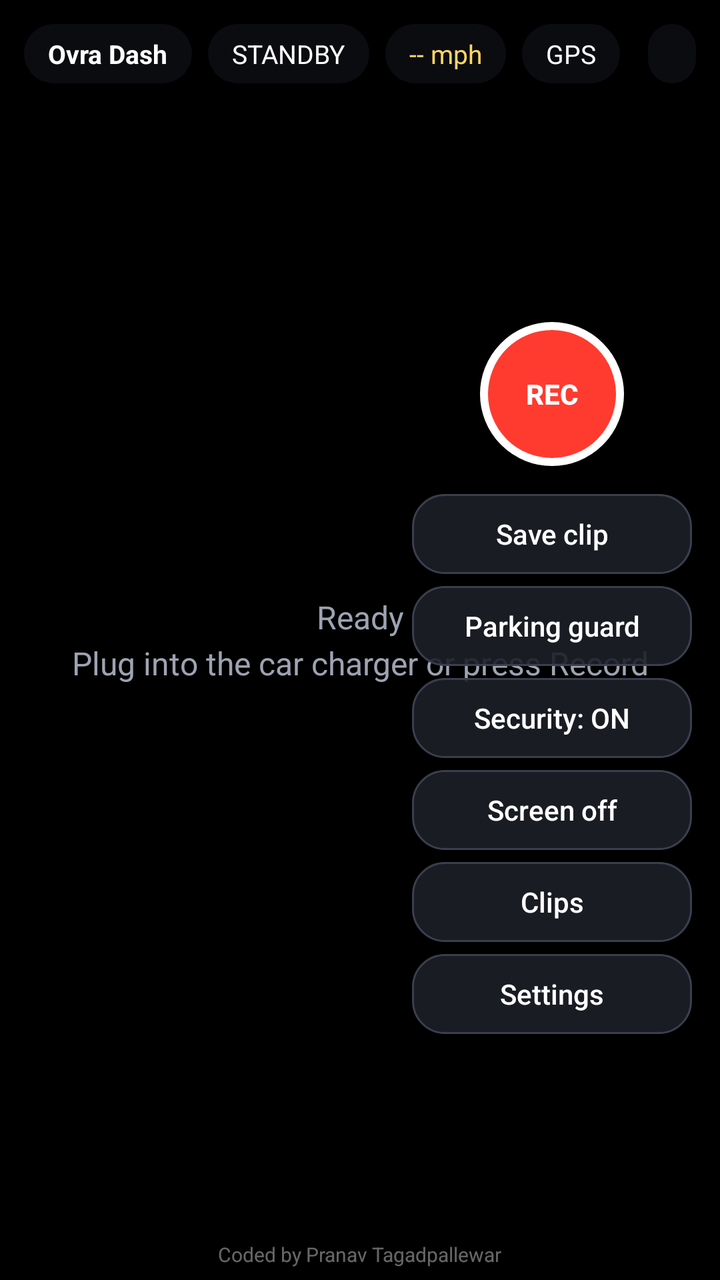
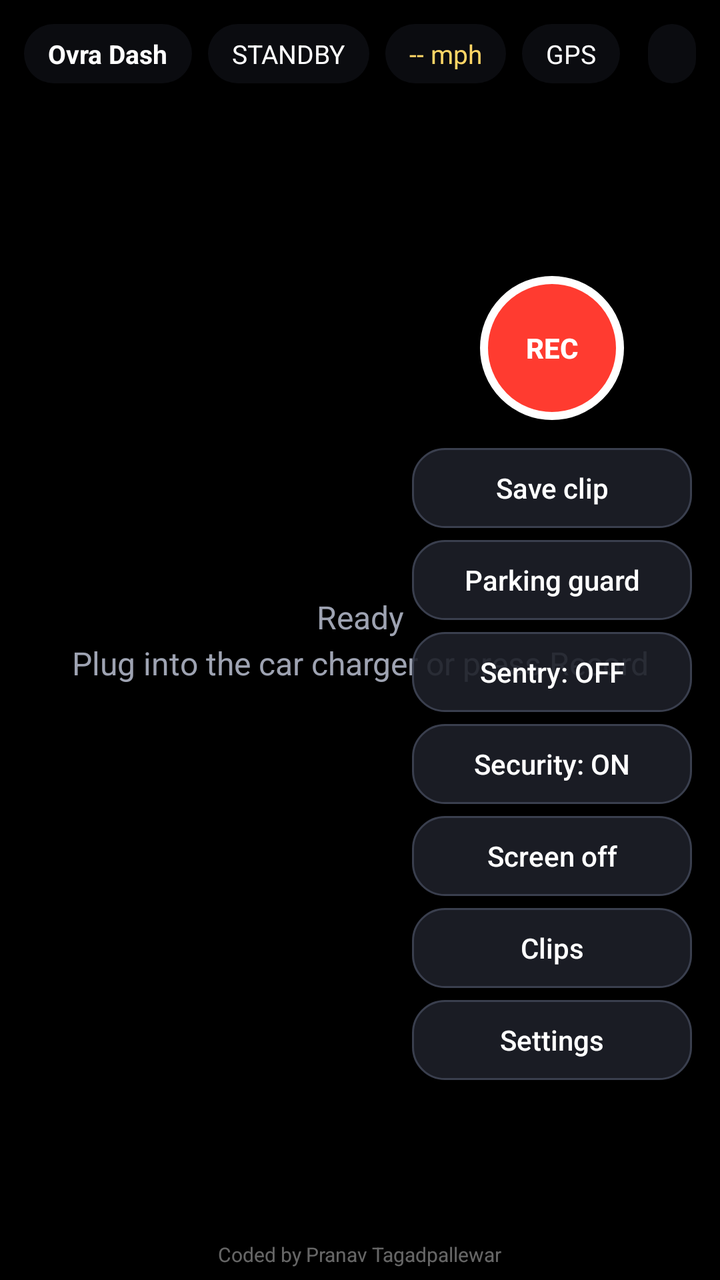

An Android layout rendered at two revisions. The XML below is the earlier revision; the diff shows what the commit changed to produce the second picture.
<!-- AndroidManifest.xml: activity theme Theme.OvraDash -->
<!-- res/layout/activity_main.xml -->
<?xml version="1.0" encoding="utf-8"?>
<FrameLayout xmlns:android="http://schemas.android.com/apk/res/android"
    android:id="@+id/root"
    android:layout_width="match_parent"
    android:layout_height="match_parent"
    android:background="#000000">

    <TextureView
        android:id="@+id/preview"
        android:layout_width="match_parent"
        android:layout_height="match_parent"
        android:layout_gravity="center" />

    <TextView
        android:id="@+id/idleText"
        android:layout_width="wrap_content"
        android:layout_height="wrap_content"
        android:layout_gravity="center"
        android:gravity="center"
        android:lineSpacingExtra="4dp"
        android:text="Ready\nPlug into the car charger or press Record"
        android:textColor="#9EA3B2"
        android:textSize="16sp" />

    
    <LinearLayout
        android:layout_width="match_parent"
        android:layout_height="wrap_content"
        android:layout_gravity="top"
        android:gravity="center_vertical"
        android:orientation="horizontal"
        android:padding="12dp">

        <TextView style="@style/Chip" android:text="Ovra Dash" android:textStyle="bold" />
        <TextView android:id="@+id/modeChip" style="@style/Chip" android:layout_marginStart="8dp" android:text="STANDBY" />
        <TextView android:id="@+id/speedChip" style="@style/Chip" android:layout_marginStart="8dp" android:text="-- mph" android:textColor="#FFD666" />
        <TextView android:id="@+id/gpsChip" style="@style/Chip" android:layout_marginStart="8dp" android:text="GPS" />
        <View android:layout_width="0dp" android:layout_height="1dp" android:layout_weight="1" />
        <TextView android:id="@+id/storageChip" style="@style/Chip" android:text="" />
    </LinearLayout>

    
    <ScrollView
        android:layout_width="wrap_content"
        android:layout_height="match_parent"
        android:layout_gravity="end"
        android:layout_marginTop="50dp"
        android:fillViewport="true"
        android:scrollbars="none">
    <LinearLayout
        android:layout_width="wrap_content"
        android:layout_height="wrap_content"
        android:layout_gravity="center_vertical"
        android:gravity="center"
        android:orientation="vertical"
        android:paddingEnd="14dp"
        android:paddingBottom="12dp">

        <Button
            android:id="@+id/btnRecord"
            android:layout_width="72dp"
            android:layout_height="72dp"
            android:background="@drawable/rec_bg"
            android:text="REC"
            android:textColor="#FFFFFF"
            android:textStyle="bold" />

        <Button android:id="@+id/btnSave" style="@style/SideButton" android:layout_marginTop="14dp" android:text="Save clip" />
        <Button android:id="@+id/btnGuard" style="@style/SideButton" android:text="Parking guard" />
        <Button android:id="@+id/btnSecurity" style="@style/SideButton" android:text="Security: ON" />
        <Button android:id="@+id/btnDark" style="@style/SideButton" android:text="Screen off" />
        <Button android:id="@+id/btnClips" style="@style/SideButton" android:text="Clips" />
        <Button android:id="@+id/btnSettings" style="@style/SideButton" android:text="Settings" />
    </LinearLayout>
    </ScrollView>

    <TextView
        android:id="@+id/messageText"
        style="@style/Chip"
        android:layout_gravity="bottom|start"
        android:layout_margin="12dp"
        android:maxWidth="520dp"
        android:visibility="gone" />

    <TextView
        android:layout_width="wrap_content"
        android:layout_height="wrap_content"
        android:layout_gravity="bottom|center_horizontal"
        android:layout_marginBottom="6dp"
        android:text="Coded by Pranav Tagadpallewar"
        android:textColor="#66FFFFFF"
        android:textSize="10sp" />

    
    <FrameLayout
        android:id="@+id/darkOverlay"
        android:layout_width="match_parent"
        android:layout_height="match_parent"
        android:background="#000000"
        android:clickable="true"
        android:focusable="true"
        android:visibility="gone">

        <View
            android:id="@+id/flashLayer"
            android:layout_width="match_parent"
            android:layout_height="match_parent"
            android:background="#B0FF1A10"
            android:visibility="invisible" />

        <View
            android:id="@+id/statusDot"
            android:layout_width="10dp"
            android:layout_height="10dp"
            android:background="@drawable/rec_dot" />
    </FrameLayout>

    
    <LinearLayout
        android:id="@+id/alertPanel"
        android:layout_width="wrap_content"
        android:layout_height="wrap_content"
        android:layout_gravity="center"
        android:background="@drawable/panel_red"
        android:gravity="center"
        android:minWidth="360dp"
        android:orientation="vertical"
        android:padding="24dp"
        android:visibility="gone">

        <TextView
            android:id="@+id/alertTitle"
            android:layout_width="wrap_content"
            android:layout_height="wrap_content"
            android:textColor="#FFFFFF"
            android:textSize="26sp"
            android:textStyle="bold" />

        <TextView
            android:id="@+id/alertText"
            android:layout_width="wrap_content"
            android:layout_height="wrap_content"
            android:layout_marginTop="6dp"
            android:gravity="center"
            android:textColor="#FFFFFF"
            android:textSize="15sp" />

        <Button
            android:id="@+id/alertButton"
            style="@style/SideButton"
            android:layout_width="wrap_content"
            android:layout_marginTop="16dp"
            android:paddingHorizontal="28dp" />
    </LinearLayout>
</FrameLayout>
<!-- resources referenced by this layout -->
<resources>
  <!-- drawable panel_red (drawable) -->
  <?xml version="1.0" encoding="utf-8"?>
  <shape xmlns:android="http://schemas.android.com/apk/res/android">
      <solid android:color="#EED32F2F" />
      <corners android:radius="20dp" />
  </shape>
  <!-- drawable rec_bg (drawable) -->
  <?xml version="1.0" encoding="utf-8"?>
  <shape xmlns:android="http://schemas.android.com/apk/res/android" android:shape="oval">
      <solid android:color="#FF3B30" />
      <stroke android:width="4dp" android:color="#FFFFFF" />
  </shape>
  <!-- drawable rec_dot (drawable) -->
  <?xml version="1.0" encoding="utf-8"?>
  <shape xmlns:android="http://schemas.android.com/apk/res/android" android:shape="oval">
      <solid android:color="#FFFF3B30" />
  </shape>
  <style name="Chip">
          <item name="android:layout_width">wrap_content</item>
          <item name="android:layout_height">wrap_content</item>
          <item name="android:background">@drawable/chip_bg</item>
          <item name="android:paddingStart">12dp</item>
          <item name="android:paddingEnd">12dp</item>
          <item name="android:paddingTop">6dp</item>
          <item name="android:paddingBottom">6dp</item>
          <item name="android:textColor">#FFFFFF</item>
          <item name="android:textSize">13sp</item>
      </style>
  <style name="SideButton" parent="Widget.AppCompat.Button.Borderless">
          <item name="android:layout_width">140dp</item>
          <item name="android:layout_height">40dp</item>
          <item name="android:layout_marginTop">6dp</item>
          <item name="android:background">@drawable/btn_bg</item>
          <item name="android:textAllCaps">false</item>
          <item name="android:textColor">#FFFFFF</item>
          <item name="android:textSize">14sp</item>
      </style>
  <style name="Theme.OvraDash" parent="Theme.AppCompat.NoActionBar">
          <item name="android:windowBackground">@android:color/black</item>
          <item name="android:statusBarColor">@android:color/black</item>
          <item name="android:navigationBarColor">@android:color/black</item>
          <item name="colorPrimary">#FF5A4E</item>
          <item name="colorAccent">#FF5A4E</item>
      </style>
  <!-- drawable chip_bg (drawable) -->
  <?xml version="1.0" encoding="utf-8"?>
  <shape xmlns:android="http://schemas.android.com/apk/res/android">
      <solid android:color="#B3101218" />
      <corners android:radius="16dp" />
  </shape>
  <!-- drawable btn_bg (drawable) -->
  <?xml version="1.0" encoding="utf-8"?>
  <shape xmlns:android="http://schemas.android.com/apk/res/android">
      <solid android:color="#E61D2029" />
      <stroke android:width="1dp" android:color="#3A3F4E" />
      <corners android:radius="16dp" />
  </shape>
</resources>

<!-- the commit's change to res/layout/activity_main.xml (unified diff, before → after) -->
@@ -67,6 +67,7 @@
 
         <Button android:id="@+id/btnSave" style="@style/SideButton" android:layout_marginTop="14dp" android:text="Save clip" />
         <Button android:id="@+id/btnGuard" style="@style/SideButton" android:text="Parking guard" />
+        <Button android:id="@+id/btnSentry" style="@style/SideButton" android:text="Sentry: OFF" />
         <Button android:id="@+id/btnSecurity" style="@style/SideButton" android:text="Security: ON" />
         <Button android:id="@+id/btnDark" style="@style/SideButton" android:text="Screen off" />
         <Button android:id="@+id/btnClips" style="@style/SideButton" android:text="Clips" />
